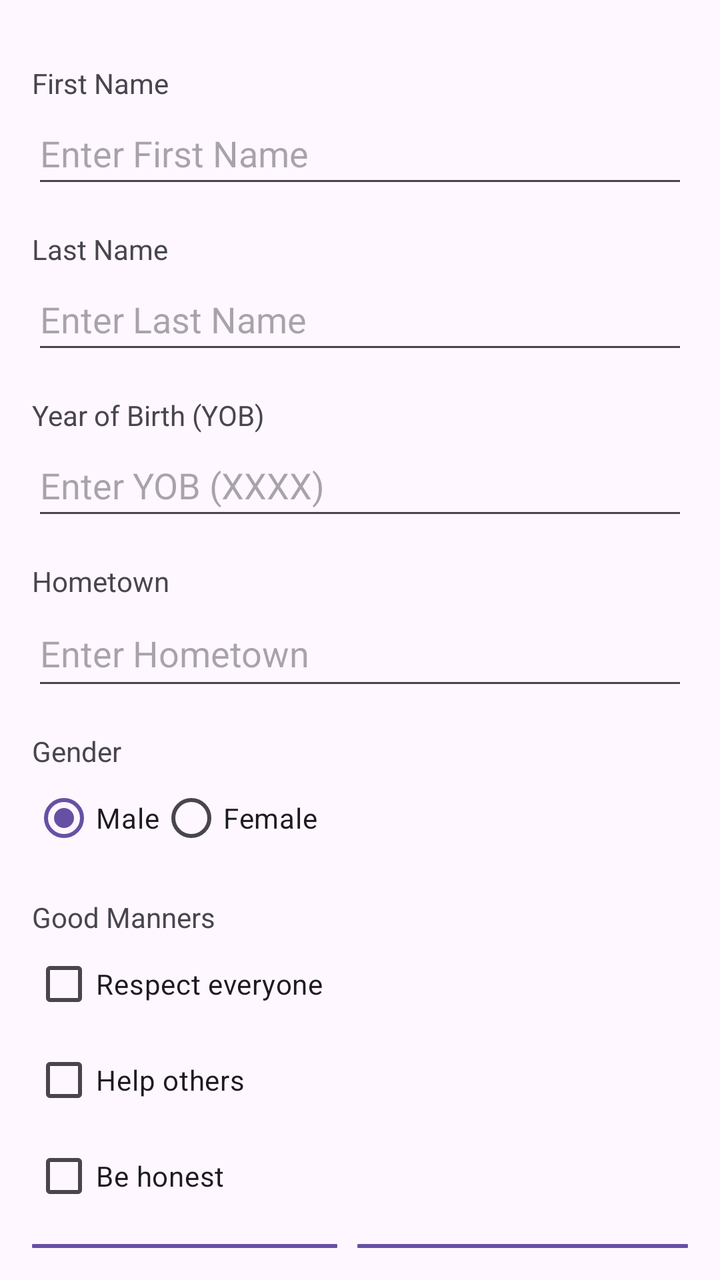
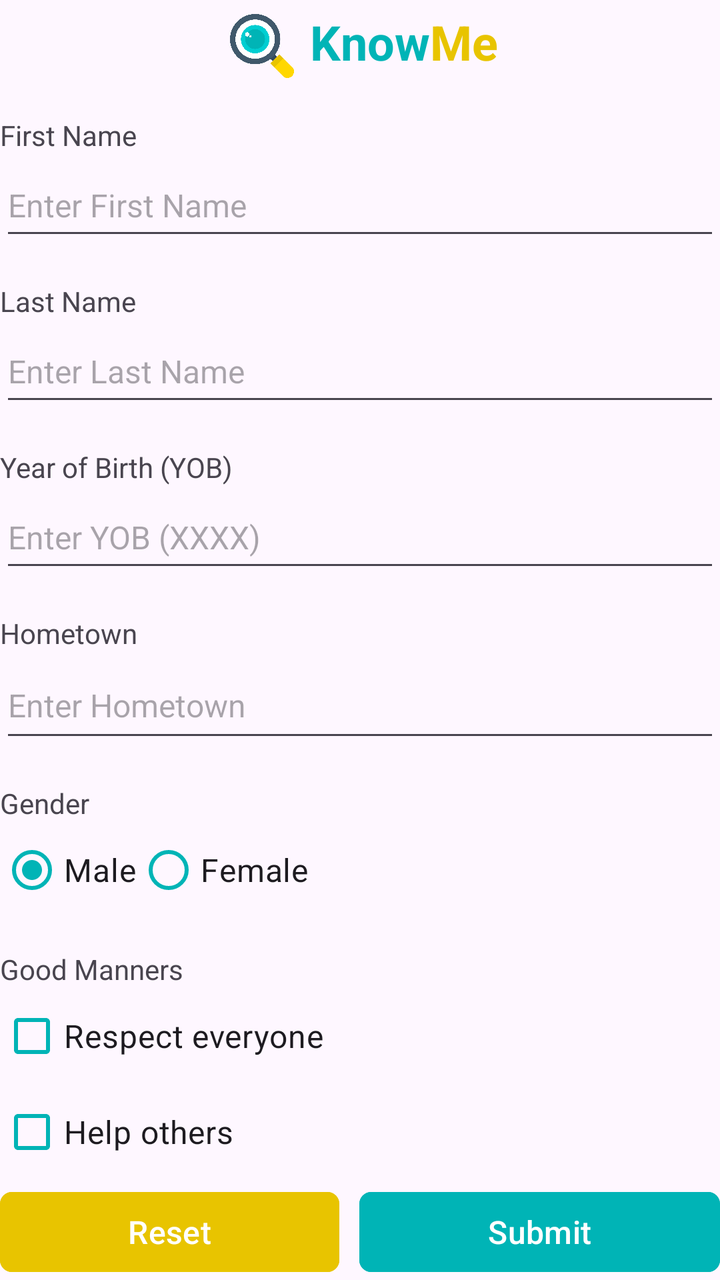

An Android layout rendered at two revisions. The XML below is the earlier revision; the diff shows what the commit changed to produce the second picture.
<!-- AndroidManifest.xml: application theme Theme.Assigment_1 -->
<!-- res/layout/activity_main.xml -->
<?xml version="1.0" encoding="utf-8"?>
<RelativeLayout xmlns:android="http://schemas.android.com/apk/res/android"
    xmlns:app="http://schemas.android.com/apk/res-auto"
    xmlns:tools="http://schemas.android.com/tools"
    android:id="@+id/main"
    android:fitsSystemWindows="true"
    android:layout_width="match_parent"
    android:layout_height="match_parent"
    android:padding="16dp"
    tools:context=".MainActivity">


    <TextView
        android:id="@+id/tv_first_name"
        android:layout_width="wrap_content"
        android:layout_height="wrap_content"
        android:layout_alignParentTop="true"
        android:layout_marginTop="16dp"
        android:text="First Name" />

    <EditText
        android:id="@+id/et_first_name"
        android:layout_width="match_parent"
        android:layout_height="48dp"
        android:layout_below="@id/tv_first_name"
        android:hint="Enter First Name"
        android:inputType="textPersonName"
        android:maxLines="1"/>

    <TextView
        android:id="@+id/tv_last_name"
        android:layout_width="wrap_content"
        android:layout_height="wrap_content"
        android:layout_below="@id/et_first_name"
        android:layout_marginTop="16dp"
        android:text="Last Name" />

    <EditText
        android:id="@+id/et_last_name"
        android:layout_width="match_parent"
        android:layout_height="48dp"
        android:layout_below="@+id/tv_last_name"
        android:hint="Enter Last Name"
        android:inputType="textPersonName"
        android:maxLines="1"/>

    <TextView
        android:id="@+id/tv_yob"
        android:layout_width="wrap_content"
        android:layout_height="wrap_content"
        android:layout_below="@+id/et_last_name"
        android:layout_marginTop="16dp"
        android:text="Year of Birth (YOB)" />

    <EditText
        android:id="@+id/et_yob"
        android:layout_width="match_parent"
        android:layout_height="48dp"
        android:layout_below="@+id/tv_yob"
        android:hint="Enter YOB (XXXX)"
        android:inputType="number"
        android:maxLines="1"/>

    <TextView
        android:id="@+id/tv_hometown"
        android:layout_width="wrap_content"
        android:layout_height="wrap_content"
        android:layout_below="@+id/et_yob"
        android:layout_marginTop="16dp"
        android:text="Hometown" />

    <EditText
        android:id="@+id/et_hometown"
        android:layout_width="match_parent"
        android:layout_height="50dp"
        android:layout_below="@+id/tv_hometown"
        android:hint="Enter Hometown"
        android:inputType="textPersonName"
        android:maxLines="1"/>

    <TextView
        android:id="@+id/tv_gender"
        android:layout_width="wrap_content"
        android:layout_height="wrap_content"
        android:layout_below="@id/et_hometown"
        android:layout_marginTop="16dp"
        android:text="Gender"/>

    <RadioGroup
        android:id="@+id/rg_gender"
        android:layout_width="match_parent"
        android:layout_height="wrap_content"
        android:layout_below="@id/tv_gender"
        android:orientation="horizontal">

        <RadioButton
            android:id="@+id/rb_male"
            android:layout_width="wrap_content"
            android:layout_height="wrap_content"
            android:text="Male"
            android:checked="true" />

        <RadioButton
            android:id="@+id/rb_female"
            android:layout_width="wrap_content"
            android:layout_height="wrap_content"
            android:text="Female" />

    </RadioGroup>

    <TextView
        android:id="@+id/tv_good_manners"
        android:layout_width="wrap_content"
        android:layout_height="wrap_content"
        android:layout_below="@id/rg_gender"
        android:layout_marginTop="16dp"
        android:text="Good Manners" />

    <CheckBox
        android:id="@+id/cb_respect"
        android:layout_width="match_parent"
        android:layout_height="wrap_content"
        android:layout_below="@+id/tv_good_manners"
        android:text="Respect everyone" />

    <CheckBox
        android:id="@+id/cb_help"
        android:layout_width="match_parent"
        android:layout_height="wrap_content"
        android:layout_below="@+id/cb_respect"
        android:text="Help others" />

    <CheckBox
        android:id="@+id/cb_honest"
        android:layout_width="match_parent"
        android:layout_height="wrap_content"
        android:layout_below="@+id/cb_help"
        android:text="Be honest" />

    <LinearLayout
        android:id="@+id/ll_buttons"
        android:layout_width="match_parent"
        android:layout_height="wrap_content"
        android:layout_below="@id/cb_honest"
        android:orientation="horizontal"
        android:layout_marginTop="10dp">

        <Button
            android:id="@+id/btn_reset"
            android:layout_width="wrap_content"
            android:layout_height="wrap_content"
            android:layout_weight="1"
            android:textSize="20sp"
            android:layout_marginEnd="10dp"
            app:cornerRadius="6dp"
            android:text="Reset"/>

        <Button
            android:id="@+id/btn_submit"
            android:layout_width="wrap_content"
            android:layout_height="wrap_content"
            android:layout_weight="1"
            android:textSize="20sp"
            app:cornerRadius="6dp"
            android:text="Submit"/>

    </LinearLayout>

</RelativeLayout>
<!-- resources referenced by this layout -->
<resources>
  <style name="Theme.Assigment_1" parent="Base.Theme.Assigment_1" />
  <style name="Base.Theme.Assigment_1" parent="Theme.Material3.DayNight.NoActionBar">
          
          
      </style>
</resources>

<!-- the commit's change to res/layout/activity_main.xml (unified diff, before → after) -->
@@ -6,24 +6,66 @@
     android:fitsSystemWindows="true"
     android:layout_width="match_parent"
     android:layout_height="match_parent"
-    android:padding="16dp"
+    android:layout_margin="16dp"
     tools:context=".MainActivity">
 
+    <LinearLayout
+        android:id="@+id/ll_fa_title"
+        android:layout_width="match_parent"
+        android:layout_height="wrap_content"
+        android:orientation="horizontal"
+        android:gravity="center"
+        android:layout_alignParentTop="true">
+
+        <ImageView
+            android:id="@+id/iv_logo"
+            android:layout_width="40dp"
+            android:layout_height="40dp"
+            android:src="@drawable/logo"
+            android:layout_gravity="center"
+            android:layout_marginTop="2dp"
+            android:padding="4dp"
+            android:contentDescription="@string/iv_logo"
+            android:scaleType="fitXY"/>
+
+        <TextView
+            android:id="@+id/tv_fa_title_1"
+            android:layout_width="wrap_content"
+            android:layout_height="match_parent"
+            android:gravity="center_vertical"
+            android:layout_marginStart="4dp"
+            android:textSize="24sp"
+            android:textStyle="bold"
+            android:textColor="@color/turquoise"
+            android:text="@string/tv_fa_title_1" />
+
+        <TextView
+            android:id="@+id/tv_fa_title_2"
+            android:layout_width="wrap_content"
+            android:layout_height="match_parent"
+            android:gravity="center_vertical"
+            android:textSize="24sp"
+            android:textStyle="bold"
+            android:textColor="@color/yellow"
+            android:text="@string/tv_fa_title_2" />
+
+    </LinearLayout>
 
     <TextView
         android:id="@+id/tv_first_name"
         android:layout_width="wrap_content"
         android:layout_height="wrap_content"
-        android:layout_alignParentTop="true"
-        android:layout_marginTop="16dp"
-        android:text="First Name" />
+        android:layout_below="@+id/ll_fa_title"
+        android:layout_marginTop="16dp"
+        android:text="@string/tv_first_name" />
 
     <EditText
         android:id="@+id/et_first_name"
         android:layout_width="match_parent"
         android:layout_height="48dp"
         android:layout_below="@id/tv_first_name"
-        android:hint="Enter First Name"
+        android:textSize="16sp"
+        android:hint="@string/et_first_name"
         android:inputType="textPersonName"
         android:maxLines="1"/>
 
@@ -33,14 +75,15 @@
         android:layout_height="wrap_content"
         android:layout_below="@id/et_first_name"
         android:layout_marginTop="16dp"
-        android:text="Last Name" />
+        android:text="@string/tv_last_name" />
 
     <EditText
         android:id="@+id/et_last_name"
         android:layout_width="match_parent"
         android:layout_height="48dp"
         android:layout_below="@+id/tv_last_name"
-        android:hint="Enter Last Name"
+        android:textSize="16sp"
+        android:hint="@string/et_last_name"
         android:inputType="textPersonName"
         android:maxLines="1"/>
 
@@ -50,14 +93,15 @@
         android:layout_height="wrap_content"
         android:layout_below="@+id/et_last_name"
         android:layout_marginTop="16dp"
-        android:text="Year of Birth (YOB)" />
+        android:text="@string/tv_yob" />
 
     <EditText
         android:id="@+id/et_yob"
         android:layout_width="match_parent"
         android:layout_height="48dp"
         android:layout_below="@+id/tv_yob"
-        android:hint="Enter YOB (XXXX)"
+        android:textSize="16sp"
+        android:hint="@string/et_yob"
         android:inputType="number"
         android:maxLines="1"/>
 
@@ -67,14 +111,15 @@
         android:layout_height="wrap_content"
         android:layout_below="@+id/et_yob"
         android:layout_marginTop="16dp"
-        android:text="Hometown" />
+        android:text="@string/tv_hometown" />
 
     <EditText
         android:id="@+id/et_hometown"
         android:layout_width="match_parent"
         android:layout_height="50dp"
         android:layout_below="@+id/tv_hometown"
-        android:hint="Enter Hometown"
+        android:textSize="16sp"
+        android:hint="@string/et_hometown"
         android:inputType="textPersonName"
         android:maxLines="1"/>
 
@@ -84,7 +129,7 @@
         android:layout_height="wrap_content"
         android:layout_below="@id/et_hometown"
         android:layout_marginTop="16dp"
-        android:text="Gender"/>
+        android:text="@string/tv_gender"/>
 
     <RadioGroup
         android:id="@+id/rg_gender"
@@ -97,14 +142,18 @@
             android:id="@+id/rb_male"
             android:layout_width="wrap_content"
             android:layout_height="wrap_content"
-            android:text="Male"
+            app:buttonTint="@color/turquoise"
+            android:textSize="16sp"
+            android:text="@string/rb_male"
             android:checked="true" />
 
         <RadioButton
             android:id="@+id/rb_female"
             android:layout_width="wrap_content"
             android:layout_height="wrap_content"
-            android:text="Female" />
+            app:buttonTint="@color/turquoise"
+            android:textSize="16sp"
+            android:text="@string/rb_female" />
 
     </RadioGroup>
 
@@ -114,55 +163,63 @@
         android:layout_height="wrap_content"
         android:layout_below="@id/rg_gender"
         android:layout_marginTop="16dp"
-        android:text="Good Manners" />
+        android:text="@string/tv_good_manners" />
 
     <CheckBox
         android:id="@+id/cb_respect"
         android:layout_width="match_parent"
         android:layout_height="wrap_content"
         android:layout_below="@+id/tv_good_manners"
-        android:text="Respect everyone" />
+        app:buttonTint="@color/turquoise"
+        android:textSize="16sp"
+        android:text="@string/cb_respect" />
 
     <CheckBox
         android:id="@+id/cb_help"
         android:layout_width="match_parent"
         android:layout_height="wrap_content"
         android:layout_below="@+id/cb_respect"
-        android:text="Help others" />
+        app:buttonTint="@color/turquoise"
+        android:textSize="16sp"
+        android:text="@string/cb_help" />
 
     <CheckBox
         android:id="@+id/cb_honest"
         android:layout_width="match_parent"
         android:layout_height="wrap_content"
         android:layout_below="@+id/cb_help"
-        android:text="Be honest" />
+        app:buttonTint="@color/turquoise"
+        android:textSize="16sp"
+        android:text="@string/cb_honest" />
 
     <LinearLayout
         android:id="@+id/ll_buttons"
         android:layout_width="match_parent"
         android:layout_height="wrap_content"
-        android:layout_below="@id/cb_honest"
+        android:layout_alignParentBottom="true"
         android:orientation="horizontal"
-        android:layout_marginTop="10dp">
+        android:layout_marginTop="16dp">
 
         <Button
             android:id="@+id/btn_reset"
             android:layout_width="wrap_content"
             android:layout_height="wrap_content"
             android:layout_weight="1"
-            android:textSize="20sp"
+            android:textSize="16sp"
             android:layout_marginEnd="10dp"
             app:cornerRadius="6dp"
-            android:text="Reset"/>
+            android:backgroundTint="@color/yellow"
+            android:text="@string/btn_reset" />
 
         <Button
             android:id="@+id/btn_submit"
             android:layout_width="wrap_content"
             android:layout_height="wrap_content"
             android:layout_weight="1"
-            android:textSize="20sp"
+            android:textSize="16sp"
             app:cornerRadius="6dp"
-            android:text="Submit"/>
+            android:backgroundTint="@color/turquoise"
+            android:text="@string/btn_submit" />
 
     </LinearLayout>
 
<!-- resource entries referenced after the edit -->
@@ -1,9 +1,33 @@
 <!-- resources referenced by this layout -->
 <resources>
+  <color name="turquoise">#00b4b6</color>
+  <color name="yellow">#e8c400</color>
+  <!-- drawable logo: png bitmap (drawable, 59203 bytes) -->
+  <string name="btn_reset">Reset</string>
+  <string name="btn_submit">Submit</string>
+  <string name="cb_help">Help others</string>
+  <string name="cb_honest">Be honest</string>
+  <string name="cb_respect">Respect everyone</string>
+  <string name="et_first_name">Enter First Name</string>
+  <string name="et_hometown">Enter Hometown</string>
+  <string name="et_last_name">Enter Last Name</string>
+  <string name="et_yob">Enter YOB (XXXX)</string>
+  <string name="iv_logo">Logo</string>
+  <string name="rb_female">Female</string>
+  <string name="rb_male">Male</string>
+  <string name="tv_fa_title_1">Know</string>
+  <string name="tv_fa_title_2">Me</string>
+  <string name="tv_first_name">First Name</string>
+  <string name="tv_gender">Gender</string>
+  <string name="tv_good_manners">Good Manners</string>
+  <string name="tv_hometown">Hometown</string>
+  <string name="tv_last_name">Last Name</string>
+  <string name="tv_yob">Year of Birth (YOB)</string>
   <style name="Theme.Assigment_1" parent="Base.Theme.Assigment_1" />
   <style name="Base.Theme.Assigment_1" parent="Theme.Material3.DayNight.NoActionBar">
           
           
+          <item name="android:textColorHighlight">@color/yellow</item>
       </style>
 </resources>
 
